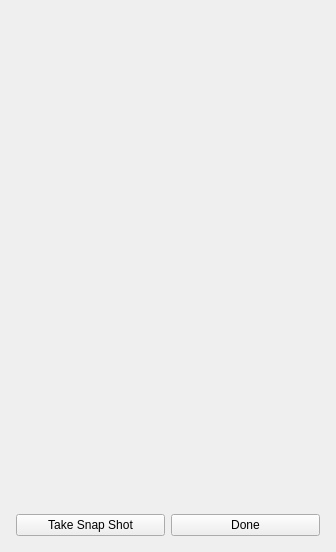
This is GoTvApps/GoTvCommon/Forms/AppletSnapshot.ui in brettrjones-github/nolimitconnect as Qt 5 draws it before an edit. The edited form follows.
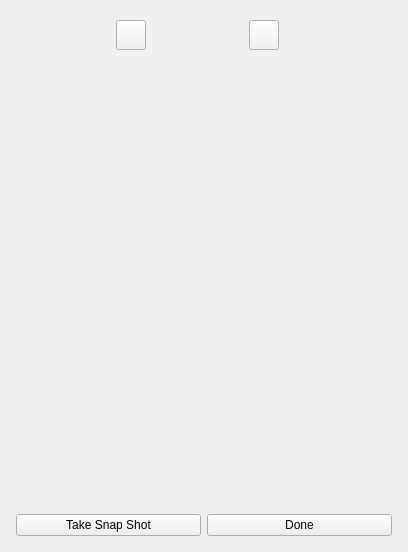
This is the edited form. Custom widgets are drawn as their Qt base class.

```diff
--- a/GoTvApps/GoTvCommon/Forms/AppletSnapshot.ui
+++ b/GoTvApps/GoTvCommon/Forms/AppletSnapshot.ui
@@ -6,14 +6,134 @@
    <rect>
     <x>0</x>
     <y>0</y>
-    <width>336</width>
+    <width>408</width>
     <height>552</height>
    </rect>
   </property>
+  <property name="sizePolicy">
+   <sizepolicy hsizetype="Expanding" vsizetype="Preferred">
+    <horstretch>0</horstretch>
+    <verstretch>0</verstretch>
+   </sizepolicy>
+  </property>
   <property name="windowTitle">
    <string>Take Snapshot</string>
   </property>
   <layout class="QVBoxLayout" name="verticalLayout">
+   <item>
+    <widget class="QFrame" name="frame">
+     <property name="sizePolicy">
+      <sizepolicy hsizetype="Expanding" vsizetype="Preferred">
+       <horstretch>0</horstretch>
+       <verstretch>0</verstretch>
+      </sizepolicy>
+     </property>
+     <property name="frameShape">
+      <enum>QFrame::NoFrame</enum>
+     </property>
+     <property name="frameShadow">
+      <enum>QFrame::Raised</enum>
+     </property>
+     <layout class="QHBoxLayout" name="horizontalLayout_4">
+      <item>
+       <spacer name="horizontalSpacer_5">
+        <property name="orientation">
+         <enum>Qt::Horizontal</enum>
+        </property>
+        <property name="sizeHint" stdset="0">
+         <size>
+          <width>69</width>
+          <height>20</height>
+         </size>
+        </property>
+       </spacer>
+      </item>
+      <item>
+       <widget class="VxPushButton" name="m_CamStopStartButton">
+        <property name="sizePolicy">
+         <sizepolicy hsizetype="Fixed" vsizetype="Fixed">
+          <horstretch>0</horstretch>
+          <verstretch>0</verstretch>
+         </sizepolicy>
+        </property>
+        <property name="minimumSize">
+         <size>
+          <width>30</width>
+          <height>30</height>
+         </size>
+        </property>
+        <property name="maximumSize">
+         <size>
+          <width>30</width>
+          <height>30</height>
+         </size>
+        </property>
+        <property name="text">
+         <string notr="true"/>
+        </property>
+       </widget>
+      </item>
+      <item>
+       <spacer name="horizontalSpacer_6">
+        <property name="orientation">
+         <enum>Qt::Horizontal</enum>
+        </property>
+        <property name="sizeHint" stdset="0">
+         <size>
+          <width>69</width>
+          <height>20</height>
+         </size>
+        </property>
+       </spacer>
+      </item>
+      <item>
+       <widget class="VxPushButton" name="m_CamFrontBackButton">
+        <property name="sizePolicy">
+         <sizepolicy hsizetype="Fixed" vsizetype="Fixed">
+          <horstretch>0</horstretch>
+          <verstretch>0</verstretch>
+         </sizepolicy>
+        </property>
+        <property name="minimumSize">
+         <size>
+          <width>30</width>
+          <height>30</height>
+         </size>
+        </property>
+        <property name="maximumSize">
+         <size>
+          <width>30</width>
+          <height>30</height>
+         </size>
+        </property>
+        <property name="text">
+         <string notr="true"/>
+        </property>
+       </widget>
+      </item>
+      <item>
+       <widget class="QLabel" name="m_CamNameLabel">
+        <property name="text">
+         <string notr="true"/>
+        </property>
+       </widget>
+      </item>
+      <item>
+       <spacer name="horizontalSpacer_7">
+        <property name="orientation">
+         <enum>Qt::Horizontal</enum>
+        </property>
+        <property name="sizeHint" stdset="0">
+         <size>
+          <width>69</width>
+          <height>20</height>
+         </size>
+        </property>
+       </spacer>
+      </item>
+     </layout>
+    </widget>
+   </item>
    <item>
     <spacer name="verticalSpacer">
      <property name="orientation">
@@ -164,6 +284,11 @@
    <extends>QLabel</extends>
    <header>VxLabel.h</header>
   </customwidget>
+  <customwidget>
+   <class>VxPushButton</class>
+   <extends>QPushButton</extends>
+   <header>VxPushButton.h</header>
+  </customwidget>
  </customwidgets>
  <resources/>
  <connections/>
```
